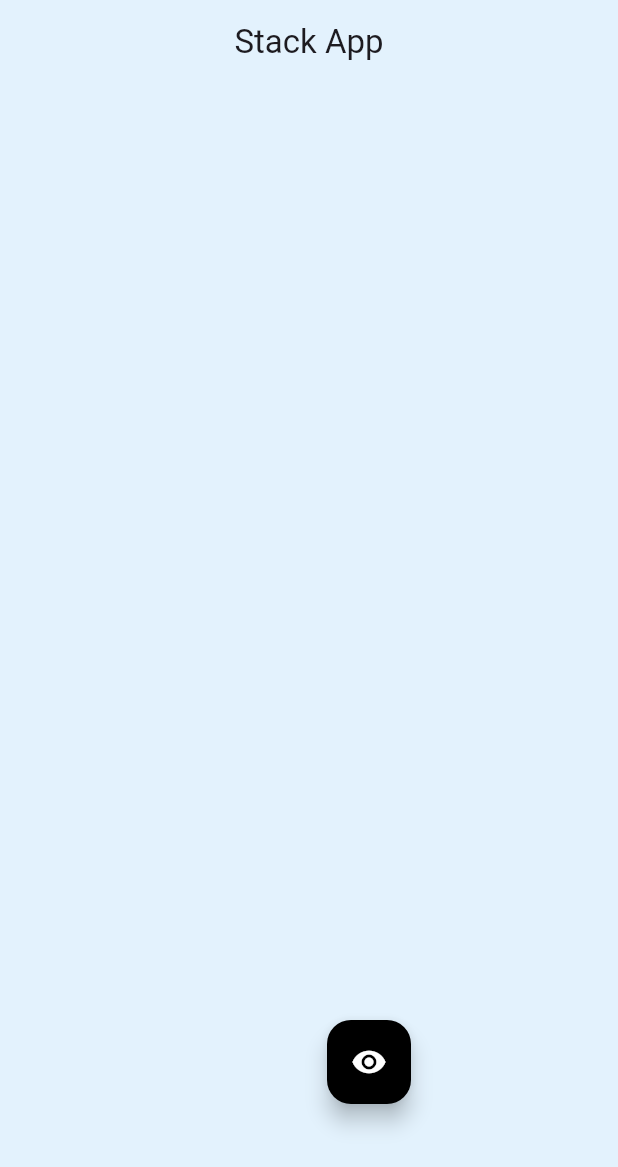
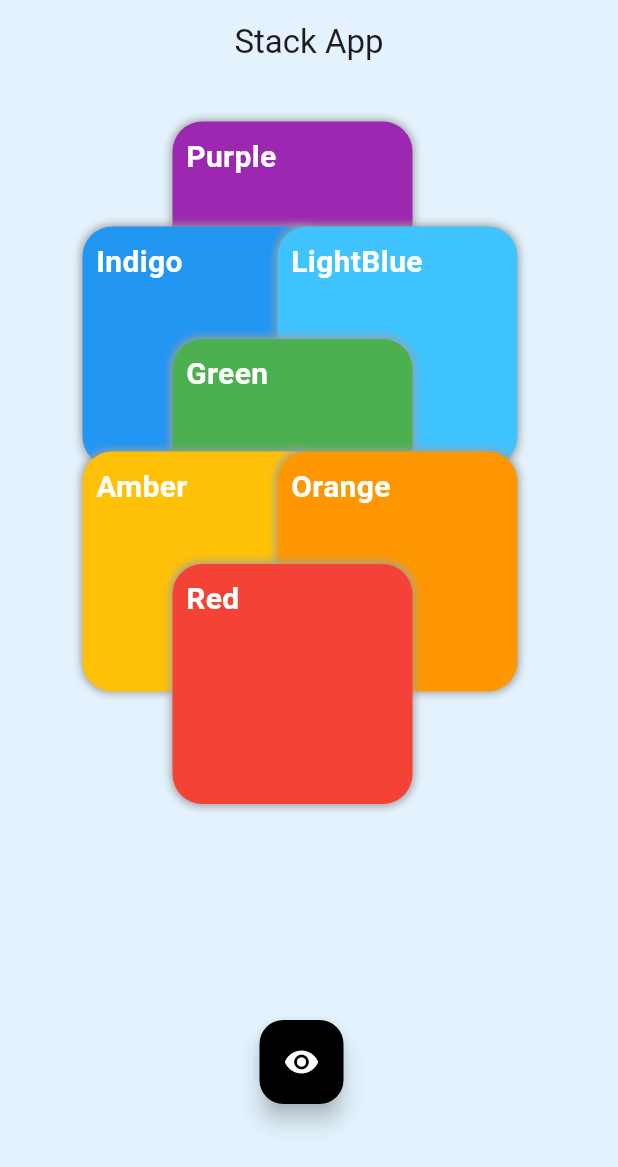
Before and after one commit to Aayush014/stack, a Flutter app: the screen it shows after launch, after a tap on an icon or button, on a phone screen of 412 x 824 dp. Shown: the top 1167 px of the screen. Run offline on Flutter 3.47's test engine with Material 3 defaults, Android fonts, the phone set to English and light mode, and no system bars.

Commit message:
!!HAR HAR MAHADEV!!

```diff
--- a/lib/main.dart
+++ b/lib/main.dart
@@ -40,8 +40,8 @@ class _MyAppState extends State<MyApp> {
                         left: 100,
                         top: 10,
                         child: Container(
-                          height: 145,
-                          width: 145,
+                          height: 160,
+                          width: 160,
                           decoration: BoxDecoration(
                             color: Colors.purple,
                             borderRadius: BorderRadius.circular(20),
@@ -69,8 +69,8 @@ class _MyAppState extends State<MyApp> {
                         left: 100 / 2.5,
                         top: 80,
                         child: Container(
-                          height: 145,
-                          width: 145,
+                          height: 160,
+                          width: 160,
                           decoration: BoxDecoration(
                             color: Colors.blue,
                             borderRadius: BorderRadius.circular(20),
@@ -98,8 +98,8 @@ class _MyAppState extends State<MyApp> {
                         left: 100 * 1.7,
                         top: 80,
                         child: Container(
-                          height: 145,
-                          width: 145,
+                          height: 160,
+                          width: 160,
                           decoration: BoxDecoration(
                             color: Colors.lightBlueAccent,
                             borderRadius: BorderRadius.circular(20),
@@ -127,8 +127,8 @@ class _MyAppState extends State<MyApp> {
                         left: 100,
                         top: 155,
                         child: Container(
-                          height: 145,
-                          width: 145,
+                          height: 160,
+                          width: 160,
                           decoration: BoxDecoration(
                             color: Colors.green,
                             borderRadius: BorderRadius.circular(20),
@@ -156,8 +156,8 @@ class _MyAppState extends State<MyApp> {
                         left: 100 / 2.5,
                         top: 230,
                         child: Container(
-                          height: 145,
-                          width: 145,
+                          height: 160,
+                          width: 160,
                           decoration: BoxDecoration(
                             color: Colors.amber,
                             borderRadius: BorderRadius.circular(20),
@@ -185,8 +185,8 @@ class _MyAppState extends State<MyApp> {
                         left: 100 * 1.7,
                         top: 230,
                         child: Container(
-                          height: 145,
-                          width: 145,
+                          height: 160,
+                          width: 160,
                           decoration: BoxDecoration(
                             color: Colors.orange,
                             borderRadius: BorderRadius.circular(20),
@@ -214,8 +214,8 @@ class _MyAppState extends State<MyApp> {
                         left: 100,
                         top: 305,
                         child: Container(
-                          height: 145,
-                          width: 145,
+                          height: 160,
+                          width: 160,
                           decoration: BoxDecoration(
                             color: Colors.red,
                             borderRadius: BorderRadius.circular(20),
@@ -247,7 +247,7 @@ class _MyAppState extends State<MyApp> {
                   width: double.infinity,
                 ),
           floatingActionButton: SizedBox(
-            width: 300,
+            width: 390,
             height: 200,
             child: Row(
               mainAxisAlignment: MainAxisAlignment.center,
@@ -255,8 +255,12 @@ class _MyAppState extends State<MyApp> {
                 FloatingActionButton(
                   backgroundColor: Colors.black,
                   child: (n2 = !n2)
-                      ? const Icon(Icons.remove_red_eye,color: Colors.white,)
-                      : const Icon(CupertinoIcons.eye_slash,color: Colors.white),
+                      ? const Icon(
+                          Icons.remove_red_eye,
+                          color: Colors.white,
+                        )
+                      : const Icon(CupertinoIcons.eye_slash,
+                          color: Colors.white),
                   onPressed: () {
                     setState(() {
                       n1 == !n1;
@@ -273,5 +277,5 @@ class _MyAppState extends State<MyApp> {
   }
 }
 
-bool n1 = false;
+bool n1 = true;
 bool n2 = true;
```
